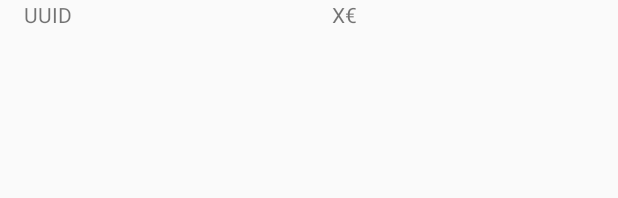
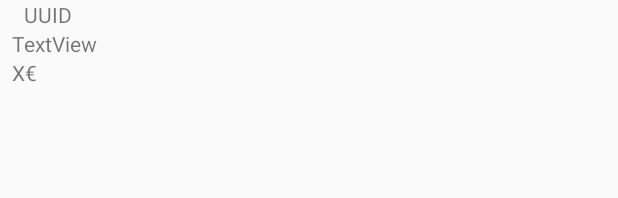
Before and after one commit to lemosf-ppb/feup-cmov, an Android app: the layout transaction_row.xml on its own in the app's theme, with its tools: preview values and no code run, on a phone screen of 412 x 824 dp. Shown: the top 198 px of the screen. Run offline under Robolectric (Android 15) with nearby library versions, the phone set to English and light mode, and no system bars.

Commit message:
displaying transactions without expanding the items

```diff
--- a/Project1/AcmeSupermarket/app/src/main/res/layout/transaction_row.xml
+++ b/Project1/AcmeSupermarket/app/src/main/res/layout/transaction_row.xml
@@ -6,23 +6,28 @@
 
     <LinearLayout
         android:layout_width="match_parent"
-        android:layout_height="match_parent"
-        android:orientation="horizontal">
+        android:layout_height="wrap_content"
+        android:orientation="vertical">
 
         <TextView
             android:id="@+id/transaction_id"
             android:layout_width="wrap_content"
             android:layout_height="match_parent"
             android:layout_marginStart="@dimen/activity_horizontal_margin"
-            android:layout_weight="0.3"
-            android:gravity="center_vertical"
             android:text="UUID" />
+
+        <TextView
+            android:id="@+id/used_discounts"
+            android:layout_width="match_parent"
+            android:layout_height="wrap_content"
+            android:layout_marginStart="@dimen/chip_height_normal"
+            android:text="TextView" />
 
         <TextView
             android:id="@+id/transaction_price"
             android:layout_width="wrap_content"
             android:layout_height="wrap_content"
-            android:layout_weight="0.3"
+            android:layout_marginStart="@dimen/chip_height_normal"
             android:text="X€" />
 
     </LinearLayout>
--- a/Project1/AcmeSupermarket/app/src/main/res/values/strings.xml
+++ b/Project1/AcmeSupermarket/app/src/main/res/values/strings.xml
@@ -43,4 +43,7 @@
 
     <string name="none_voucher">None</string>
     <string name="voucher_list_item">%1$s - %2$d</string>
+
+    <string name="used_discounts">Used discounts: %1$b</string>
+    <string name="total_payed_price">Total price: %1$s</string>
 </resources>
```
Also changed, not shown: Project1/AcmeSupermarket/app/src/main/java/com/example/acmesupermarket/Transaction.java (+41 -20 lines), Project1/AcmeSupermarket/app/src/main/java/com/example/acmesupermarket/fragments/shop/TransactionFragment.java (+24 -2 lines), Project1/AcmeSupermarket/app/src/main/res/layout/voucher_row.xml (deleted, +0 -31 lines).
